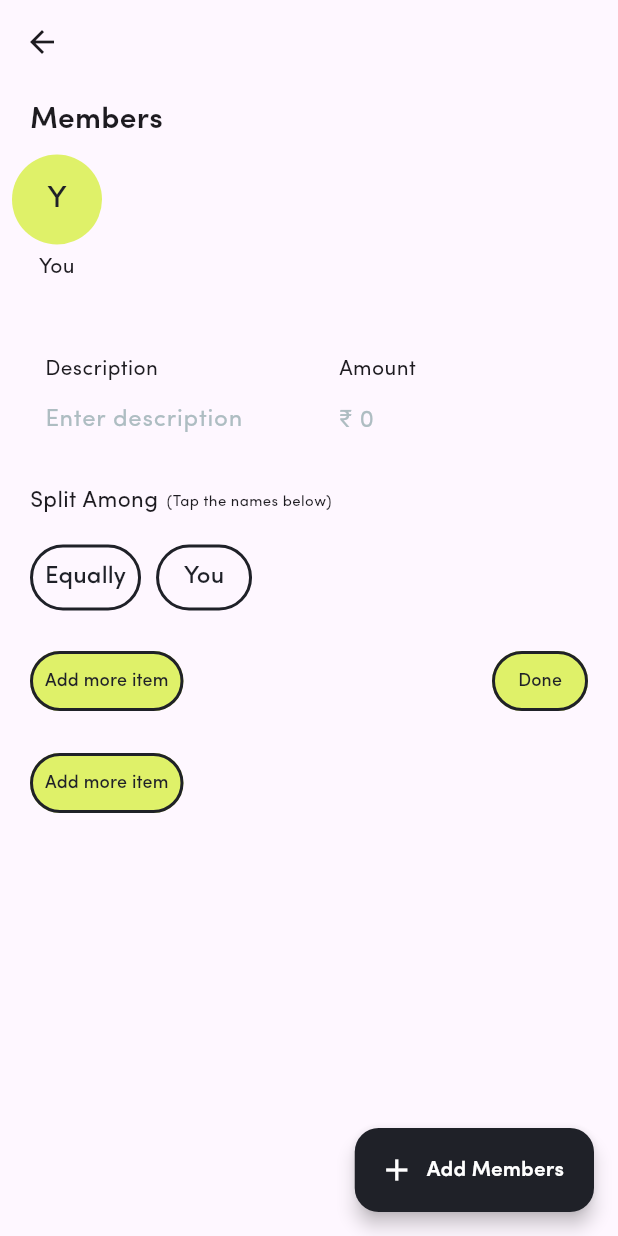
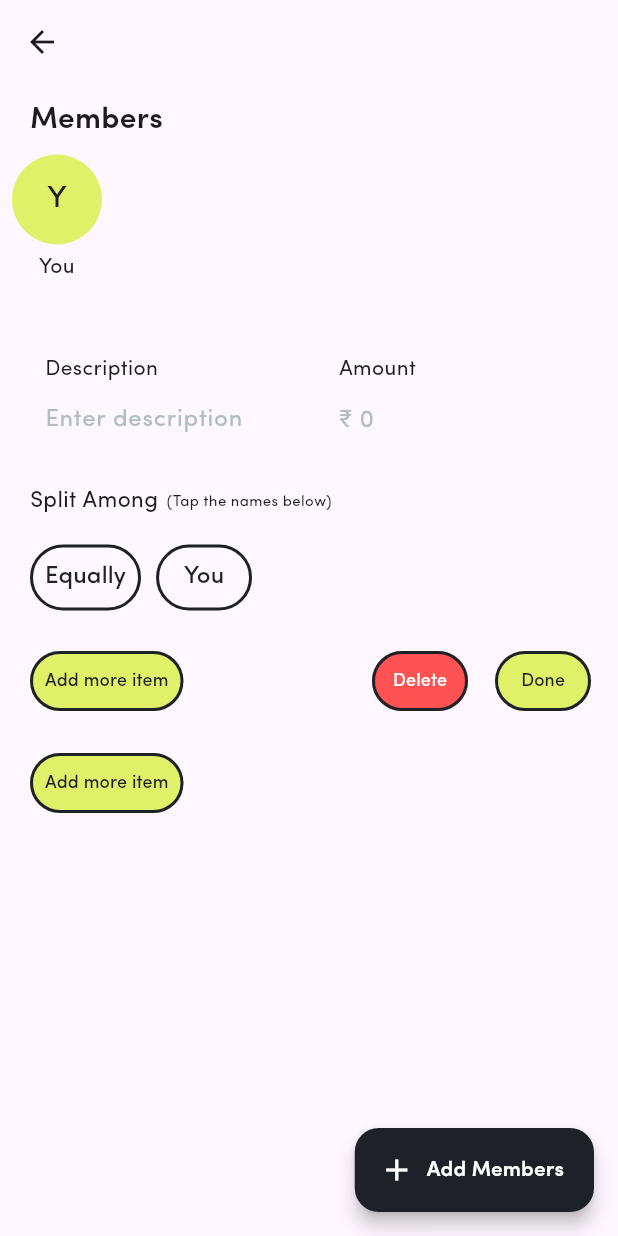
Before and after one commit to Keyurrr14/SplitEasy, a Flutter app: the GroupScreen screen opened directly with empty values, on a phone screen of 412 x 824 dp. Run offline on Flutter 3.47's test engine with Material 3 defaults, Android fonts, the phone set to English and light mode, and no system bars; our stand-ins replace contacts_service, email_validator, firebase_auth, firebase_core, permission_handler, smooth_page_indicator; accounts and stored records are empty.

Commit message:
delete item feature added

```diff
--- a/lib/GroupScreen.dart
+++ b/lib/GroupScreen.dart
@@ -1,9 +1,8 @@
-// group_screen.dart
 import 'package:contacts_service/contacts_service.dart';
 import 'package:flutter/material.dart';
 import 'package:permission_handler/permission_handler.dart';
 import 'package:spliteasy/GroupModel.dart';
-import 'package:spliteasy/SplitSection.dart'; // Import the SplitSection component
+import 'package:spliteasy/SplitSection.dart';
 
 class GroupScreen extends StatefulWidget {
   final Group group;
@@ -53,11 +52,9 @@ class _GroupScreenState extends State<GroupScreen> {
   }
 
   void _addDefaultYouContact() {
-    // Check if "You" contact already exists in groupContacts
     bool hasYouContact =
         groupContacts.any((contact) => contact.displayName == 'You');
 
-    // If "You" contact doesn't exist, add it
     if (!hasYouContact) {
       Contact youContact = Contact(
         displayName: 'You',
@@ -104,7 +101,6 @@ class _GroupScreenState extends State<GroupScreen> {
       return;
     }
 
-    // Process the split details for all sections
     for (var section in _splitSections) {
       final amount = double.tryParse(section.amountController.text) ?? 0;
       final splitAmount = amount / section.selectedContacts.length;
@@ -144,6 +140,12 @@ class _GroupScreenState extends State<GroupScreen> {
       } else {
         section.selectedContacts.add(contact);
       }
+    });
+  }
+
+  void _handleDeleteSection(SplitSectionData section) {
+    setState(() {
+      _splitSections.remove(section);
     });
   }
 
@@ -239,6 +241,8 @@ class _GroupScreenState extends State<GroupScreen> {
                   onDonePressed: () => _showSplitDetails(context),
                   onContactSelected: (contact) =>
                       _handleContactSelected(contact, section),
+                  onDeletePressed: () =>
+                      _handleDeleteSection(section),
                 );
               }).toList(),
             ),
--- a/lib/SplitSection.dart
+++ b/lib/SplitSection.dart
@@ -7,6 +7,7 @@ class SplitSection extends StatefulWidget {
   final List<Contact> groupContacts;
   final List<Contact> selectedContacts;
   final VoidCallback onDonePressed;
+  final VoidCallback onDeletePressed; // Callback to handle deletion
   final Function(Contact)
       onContactSelected; // Callback to handle contact selection
 
@@ -16,7 +17,8 @@ class SplitSection extends StatefulWidget {
     required this.groupContacts,
     required this.selectedContacts,
     required this.onDonePressed,
-    required this.onContactSelected, // Initialize callback
+    required this.onDeletePressed, // Initialize callback for deletion
+    required this.onContactSelected, // Initialize callback for contact selection
   }) : super(key: key);
 
   @override
@@ -33,13 +35,13 @@ class _SplitSectionState extends State<SplitSection> {
           padding: const EdgeInsets.only(left: 30, top: 40),
           child: Row(
             children: [
-              Expanded(
+              const Expanded(
                 child: Column(
                   crossAxisAlignment: CrossAxisAlignment.start,
                   children: [
-                    const Text('Description'),
+                    Text('Description'),
                     TextField(
-                      decoration: const InputDecoration(
+                      decoration: InputDecoration(
                         hintText: 'Enter description',
                         hintStyle: TextStyle(color: Color(0xffAEBDC2)),
                         border: InputBorder.none,
@@ -94,8 +96,7 @@ class _SplitSectionState extends State<SplitSection> {
             height: 60,
             child: ListView.builder(
               scrollDirection: Axis.horizontal,
-              itemCount: widget.groupContacts.length +
-                  1, // +1 for the 'Equally' button
+              itemCount: widget.groupContacts.length + 1,
               itemBuilder: (context, index) {
                 if (index == 0) {
                   return Padding(
@@ -127,7 +128,6 @@ class _SplitSectionState extends State<SplitSection> {
                     child: OutlinedButton(
                       onPressed: () {
                         setState(() {
-                          // Call the provided callback to handle contact selection
                           widget.onContactSelected(contact);
                         });
                       },
@@ -135,10 +135,8 @@ class _SplitSectionState extends State<SplitSection> {
                         side: const BorderSide(
                             color: Color(0xff1f2128), width: 2),
                         backgroundColor: isSelected
-                            ? const Color(
-                                0xff1f2128) // Black background when selected
-                            : Colors
-                                .transparent, // Transparent background when not selected
+                            ? const Color(0xff1f2128)
+                            : Colors.transparent,
                         shape: RoundedRectangleBorder(
                           borderRadius: BorderRadius.circular(30),
                         ),
@@ -183,13 +181,36 @@ class _SplitSectionState extends State<SplitSection> {
                   style: TextStyle(color: Color(0xff1f2128), fontSize: 12),
                 ),
               ),
+              Row(
+                children: [
                   Padding(
-                padding: const EdgeInsets.only(right: 20),
+                    padding: const EdgeInsets.only(right: 8.0),
+                    child: OutlinedButton(
+                      onPressed: widget.onDeletePressed,
+                      style: OutlinedButton.styleFrom(
+                        backgroundColor: Colors.redAccent,
+                        side: const BorderSide(
+                            color: Color(0xff1f2128), width: 2),
+                        shape: RoundedRectangleBorder(
+                          borderRadius: BorderRadius.circular(30),
+                        ),
+                        padding: const EdgeInsets.symmetric(horizontal: 10),
+                      ),
+                      child: const Text(
+                        'Delete',
+                        style: TextStyle(color: Colors.white, fontSize: 12),
+                      ),
+                    ),
+                  ),
+                  const SizedBox(width: 10),
+                  Padding(
+                    padding: const EdgeInsets.only(right: 18.0),
                     child: OutlinedButton(
                       onPressed: widget.onDonePressed,
                       style: OutlinedButton.styleFrom(
                         backgroundColor: const Color(0xffdff169),
-                    side: const BorderSide(color: Color(0xff1f2128), width: 2),
+                        side: const BorderSide(
+                            color: Color(0xff1f2128), width: 2),
                         shape: RoundedRectangleBorder(
                           borderRadius: BorderRadius.circular(30),
                         ),
@@ -197,9 +218,12 @@ class _SplitSectionState extends State<SplitSection> {
                       ),
                       child: const Text(
                         'Done',
-                    style: TextStyle(color: Color(0xff1f2128), fontSize: 12),
+                        style:
+                            TextStyle(color: Color(0xff1f2128), fontSize: 12),
                       ),
                     ),
+                  ),
+                ],
               ),
             ],
           ),
```
Lines whose indentation alone changed are shown as unchanged.
